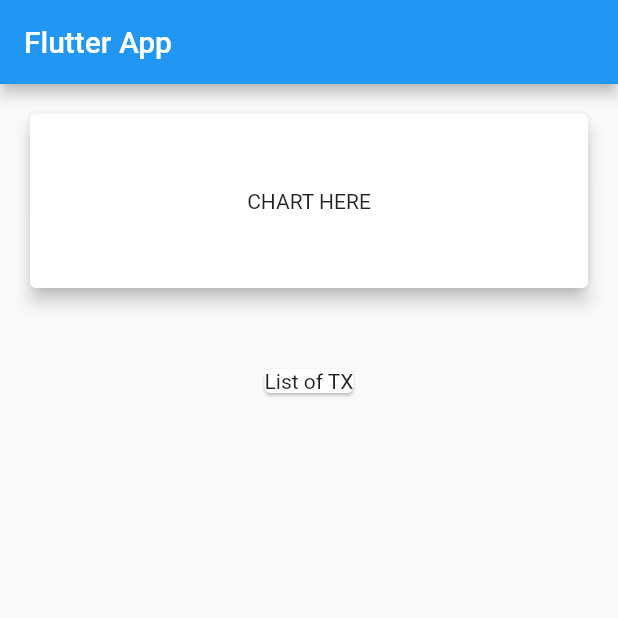
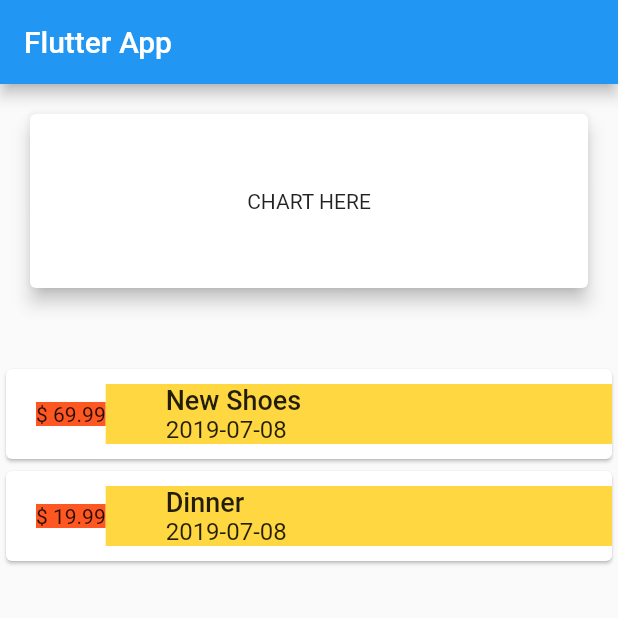
Before and after one commit to yuchehsieh/flutter_personal_expense, a Flutter app: the screen it shows after launch, on a phone screen of 412 x 824 dp, the top half of it. Run offline on Flutter 3.47's test engine with Material 2 defaults, Android fonts, the phone set to English and light mode, and no system bars.

```diff
--- a/lib/main.dart
+++ b/lib/main.dart
@@ -1,4 +1,5 @@
 import 'package:flutter/material.dart';
+import 'package:intl/intl.dart';
 import './transaction.dart';
 
 void main() => runApp(MyApp());
@@ -40,8 +41,55 @@ class MyHomePage extends StatelessWidget {
               ),
               elevation: 5,
             ),
-            Card(
-              child: Text('List of TX'),
+            Column(
+              children: transactions
+                  .map(
+                    (tx) => Card(
+                          child: Container(
+                              width: double.infinity,
+                              padding: EdgeInsets.only(top: 10, bottom: 10),
+                              child: Row(
+                                children: <Widget>[
+                                  Container(
+                                    margin: EdgeInsets.only(left: 20),
+                                    color: Colors.deepOrange,
+                                    child: Text(
+                                      '\$ ${tx.amount.toString()}',
+                                      textAlign: TextAlign.start,
+                                    ),
+                                  ),
+                                  Expanded(
+                                    child: Container(
+                                      padding: EdgeInsets.only(left: 40),
+                                      color: Colors.amberAccent,
+                                      child: Column(
+                                        crossAxisAlignment:
+                                            CrossAxisAlignment.start,
+                                        children: <Widget>[
+                                          Text(
+                                            tx.title,
+                                            textAlign: TextAlign.start,
+                                            style: TextStyle(
+                                                fontWeight: FontWeight.w500,
+                                                fontSize: 18),
+                                          ),
+                                          Text(
+                                            DateFormat('yyyy-MM-dd')
+                                                .format(tx.date),
+                                            textAlign: TextAlign.start,
+                                            style: TextStyle(
+                                                color: Colors.black87,
+                                                fontSize: 16),
+                                          ),
+                                        ],
+                                      ),
+                                    ),
+                                  )
+                                ],
+                              )),
+                        ),
+                  )
+                  .toList(),
             )
           ],
         ));
--- a/pubspec.yaml
+++ b/pubspec.yaml
@@ -19,6 +19,7 @@ environment:
 dependencies:
   flutter:
     sdk: flutter
+  intl: ^0.15.8
 
   # The following adds the Cupertino Icons font to your application.
   # Use with the CupertinoIcons class for iOS style icons.
```
Also changed, not shown: pubspec.lock.
